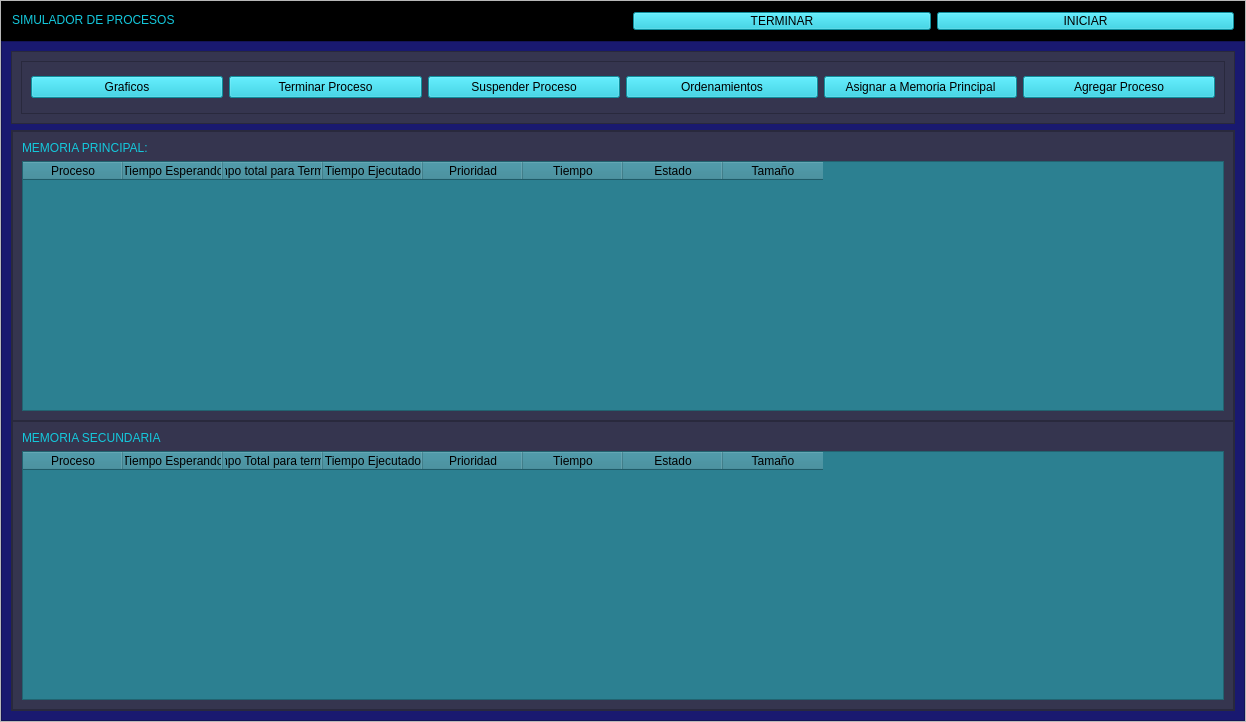
Before: the Qt Designer form view/view.ui in JesusAbarcaRodriguez/process-simulator, drawn with Qt 5.
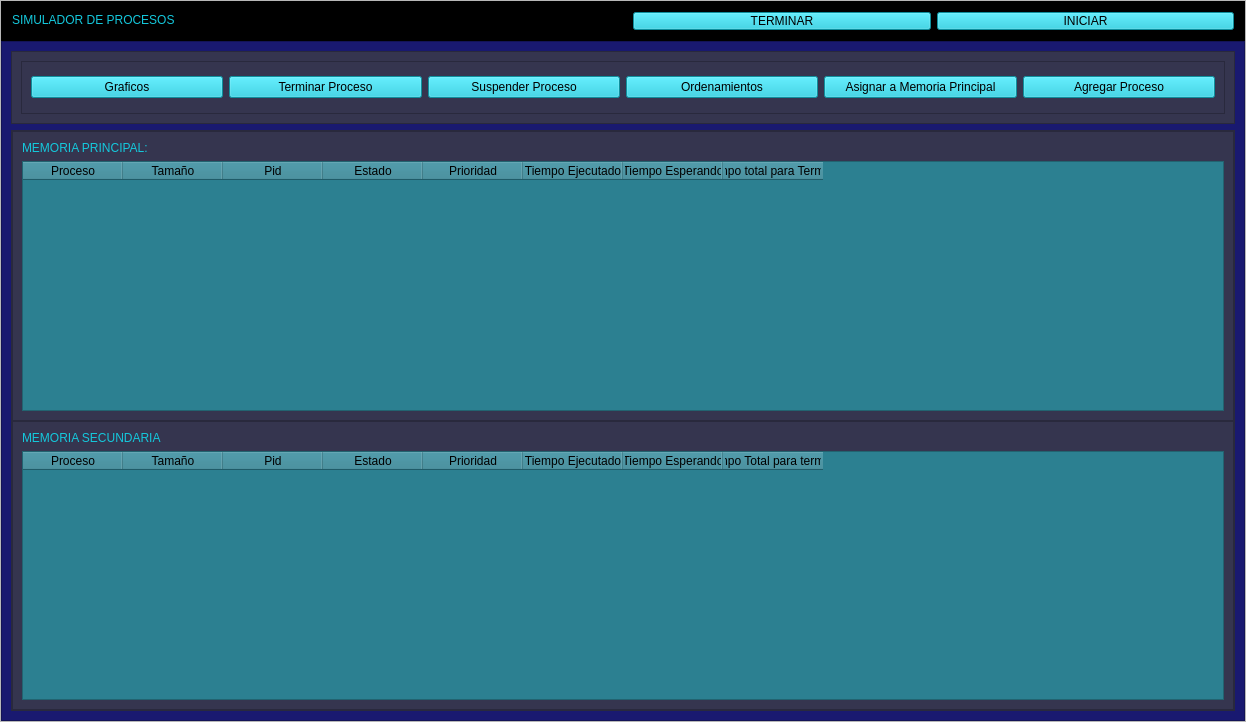
After: the same form once the commit is applied.

The edit to the form file:
```diff
--- a/view/view.ui
+++ b/view/view.ui
@@ -305,6 +305,31 @@
                     <string>Proceso</string>
                    </property>
                   </column>
+                  <column>
+                   <property name="text">
+                    <string>Tamaño</string>
+                   </property>
+                  </column>
+                  <column>
+                   <property name="text">
+                    <string>Pid</string>
+                   </property>
+                  </column>
+                  <column>
+                   <property name="text">
+                    <string>Estado</string>
+                   </property>
+                  </column>
+                  <column>
+                   <property name="text">
+                    <string>Prioridad</string>
+                   </property>
+                  </column>
+                  <column>
+                   <property name="text">
+                    <string>Tiempo Ejecutado</string>
+                   </property>
+                  </column>
                   <column>
                    <property name="text">
                     <string>Tiempo Esperando</string>
@@ -315,31 +340,6 @@
                     <string>Tiempo total para Terminar</string>
                    </property>
                   </column>
-                  <column>
-                   <property name="text">
-                    <string>Tiempo Ejecutado</string>
-                   </property>
-                  </column>
-                  <column>
-                   <property name="text">
-                    <string>Prioridad</string>
-                   </property>
-                  </column>
-                  <column>
-                   <property name="text">
-                    <string>Tiempo</string>
-                   </property>
-                  </column>
-                  <column>
-                   <property name="text">
-                    <string>Estado</string>
-                   </property>
-                  </column>
-                  <column>
-                   <property name="text">
-                    <string>Tamaño</string>
-                   </property>
-                  </column>
                  </widget>
                 </item>
                </layout>
@@ -390,6 +390,31 @@
                     <string>Proceso</string>
                    </property>
                   </column>
+                  <column>
+                   <property name="text">
+                    <string>Tamaño</string>
+                   </property>
+                  </column>
+                  <column>
+                   <property name="text">
+                    <string>Pid</string>
+                   </property>
+                  </column>
+                  <column>
+                   <property name="text">
+                    <string>Estado</string>
+                   </property>
+                  </column>
+                  <column>
+                   <property name="text">
+                    <string>Prioridad</string>
+                   </property>
+                  </column>
+                  <column>
+                   <property name="text">
+                    <string>Tiempo Ejecutado</string>
+                   </property>
+                  </column>
                   <column>
                    <property name="text">
                     <string>Tiempo Esperando</string>
@@ -400,31 +425,6 @@
                     <string>Tiempo Total para terminar</string>
                    </property>
                   </column>
-                  <column>
-                   <property name="text">
-                    <string>Tiempo Ejecutado</string>
-                   </property>
-                  </column>
-                  <column>
-                   <property name="text">
-                    <string>Prioridad</string>
-                   </property>
-                  </column>
-                  <column>
-                   <property name="text">
-                    <string>Tiempo</string>
-                   </property>
-                  </column>
-                  <column>
-                   <property name="text">
-                    <string>Estado</string>
-                   </property>
-                  </column>
-                  <column>
-                   <property name="text">
-                    <string>Tamaño</string>
-                   </property>
-                  </column>
                  </widget>
                 </item>
                </layout>
```
